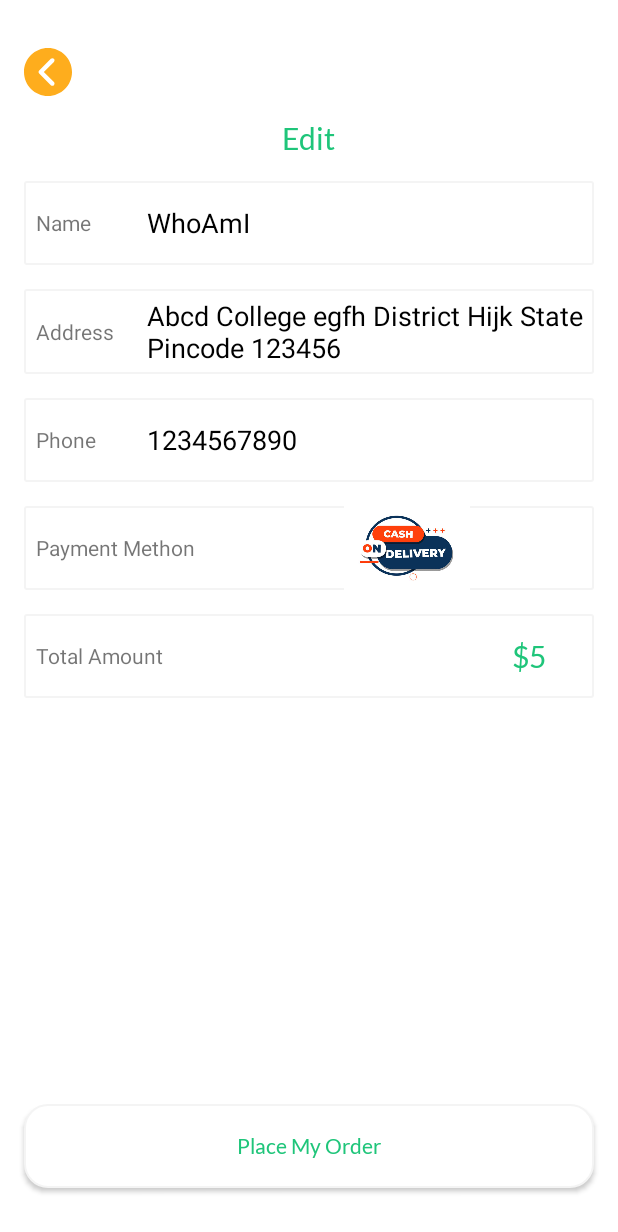
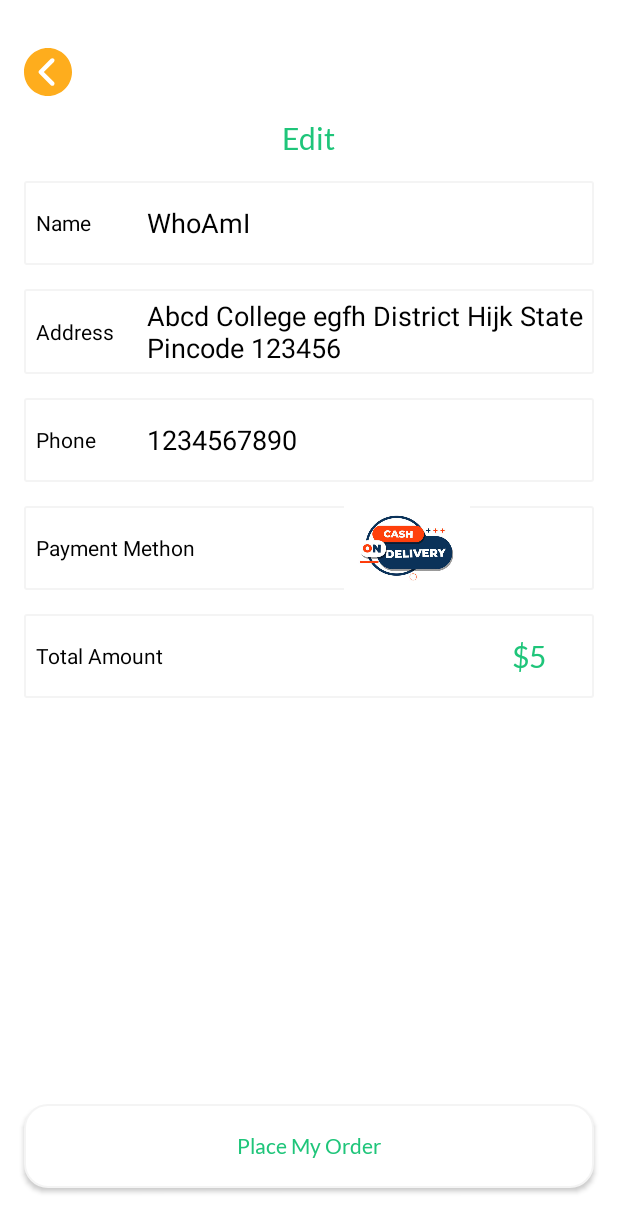
Before and after one commit to Vishwathma2004/SwigMato, an Android app: the layout activity_pay_out.xml on its own in the app's theme, with its tools: preview values and no code run, on a phone screen of 412 x 824 dp. Shown: the top 1232 px of the screen. Run offline under Robolectric (Android 15) with nearby library versions, the phone set to English and light mode, and no system bars.

Commit message:
Solved PayoutActivity Issue

```diff
--- a/app/src/main/java/com/example/food_ordering_app/PayOutActivity.java
+++ b/app/src/main/java/com/example/food_ordering_app/PayOutActivity.java
@@ -17,17 +17,22 @@ private ActivityPayOutBinding binding;
     protected void onCreate(Bundle savedInstanceState) {
         super.onCreate(savedInstanceState);
         EdgeToEdge.enable(this);
+
+        binding = ActivityPayOutBinding.inflate(getLayoutInflater());
+
         setContentView(binding.getRoot());
+
         ViewCompat.setOnApplyWindowInsetsListener(findViewById(R.id.main), (v, insets) -> {
             Insets systemBars = insets.getInsets(WindowInsetsCompat.Type.systemBars());
             v.setPadding(systemBars.left, systemBars.top, systemBars.right, systemBars.bottom);
             return insets;
         });
+
         binding.placeOrderBtn.setOnClickListener(new View.OnClickListener() {
             @Override
             public void onClick(View view) {
                 CongratsBottomSheet bottomSheetDialog = new CongratsBottomSheet();
-                bottomSheetDialog.show(getSupportFragmentManager()  ,"test");
+                bottomSheetDialog.show(getSupportFragmentManager(), "test");
             }
         });
     }
--- a/app/src/main/res/layout/activity_pay_out.xml
+++ b/app/src/main/res/layout/activity_pay_out.xml
@@ -57,7 +57,8 @@
             android:layout_height="wrap_content"
             android:layout_weight="1"
             android:paddingLeft="8dp"
-            android:text="Name" />
+            android:text="Name"
+            android:textColor="@color/black" />
 
         <EditText
 
@@ -90,7 +91,9 @@
             android:layout_height="wrap_content"
             android:layout_weight="1"
             android:paddingLeft="8dp"
-            android:text="Address" />
+            android:text="Address"
+            android:textColor="@color/black"
+            tools:textColor="@color/black" />
 
         <EditText
 
@@ -125,7 +128,8 @@
             android:layout_height="wrap_content"
             android:layout_weight="1"
             android:paddingLeft="8dp"
-            android:text="Phone" />
+            android:text="Phone"
+            android:textColor="@color/black" />
 
         <EditText
 
@@ -158,7 +162,8 @@
             android:layout_height="wrap_content"
             android:layout_weight="1"
             android:paddingLeft="8dp"
-            android:text="Payment Methon" />
+            android:text="Payment Methon"
+            android:textColor="@color/black" />
 
         <ImageView
             android:id="@+id/imageView5"
@@ -188,7 +193,8 @@
             android:layout_height="wrap_content"
             android:layout_weight="1"
             android:paddingLeft="8dp"
-            android:text="Total Amount" />
+            android:text="Total Amount"
+            android:textColor="@color/black" />
 
         <EditText
 
```
